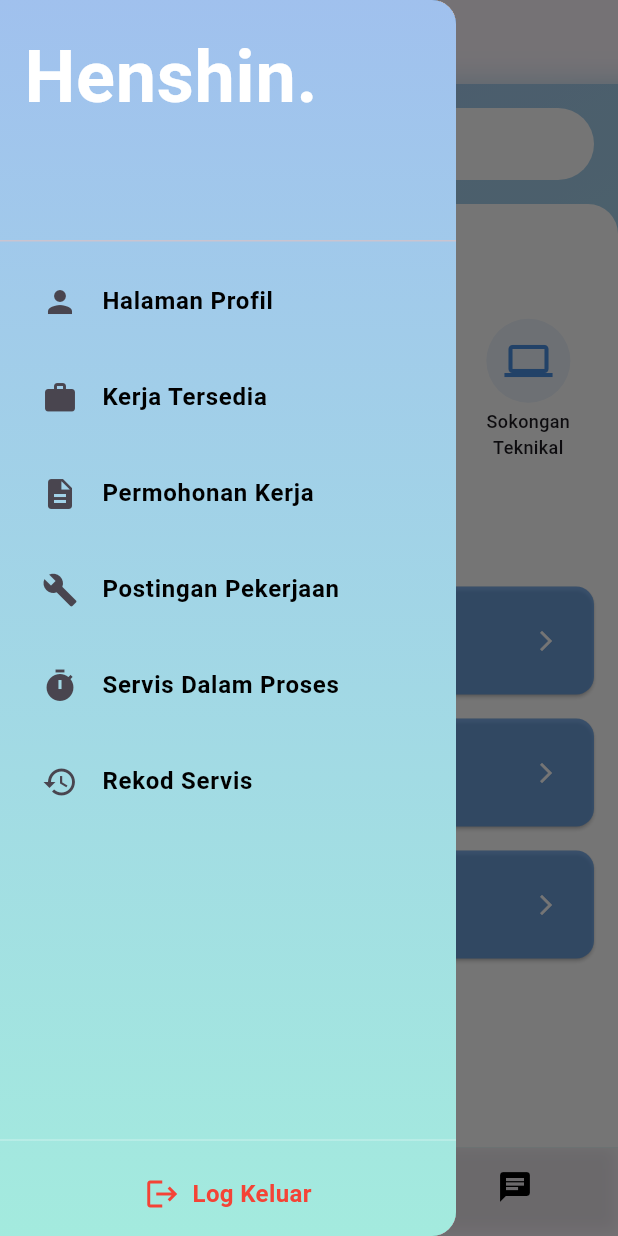
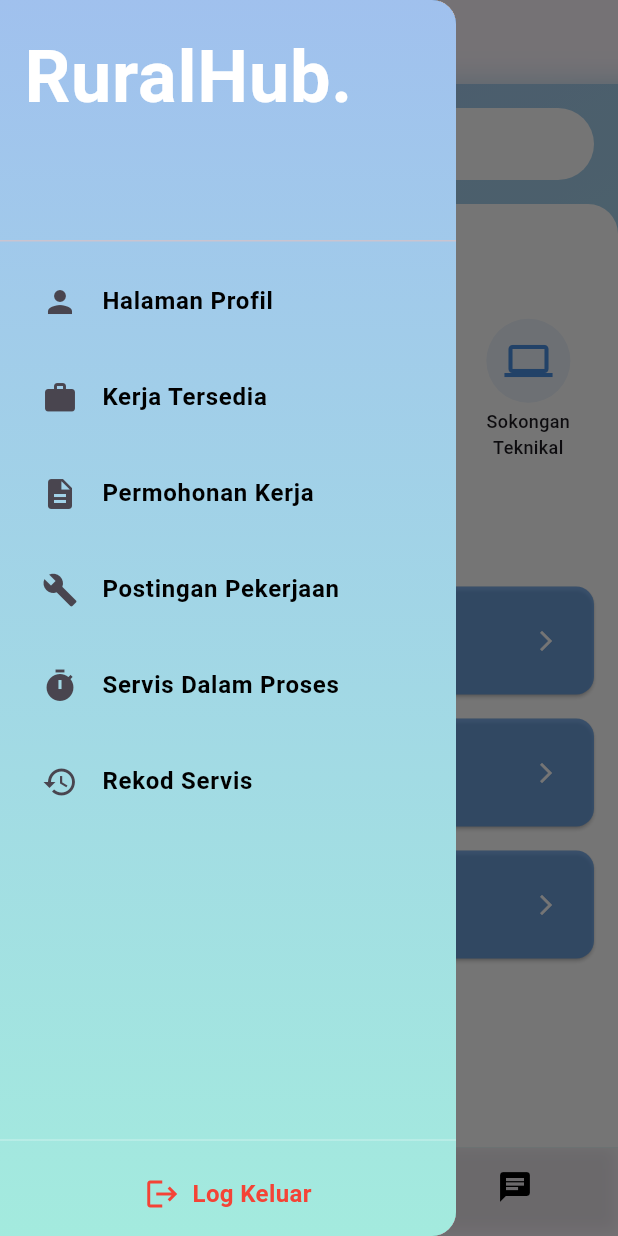
Before and after one commit to izzathakimi/henshin, a Flutter app: the HomePage screen opened directly, with the side drawer open, on a phone screen of 412 x 824 dp. Run offline on Flutter 3.47's test engine with Material 3 defaults, Android fonts, the phone set to English and light mode, and no system bars; our stand-ins replace auto_size_text, cached_network_image, cloud_firestore, firebase_auth, firebase_core, firebase_storage and 7 more; accounts and stored records are empty; generated files the repository leaves out were written again; Roboto replaces fonts that are missing (Ubuntu).

Commit message:
Edit Sidebar

```diff
--- a/lib/home_page.dart
+++ b/lib/home_page.dart
@@ -181,7 +181,7 @@ class HomePageState extends State<HomePage> {
                         color: Colors.transparent,
                       ),
                       child: Text(
-                        'Henshin.',
+                        'RuralHub.',
                         style: GoogleFonts.ubuntu(
                           color: Colors.white,
                           fontSize: 48,
```
